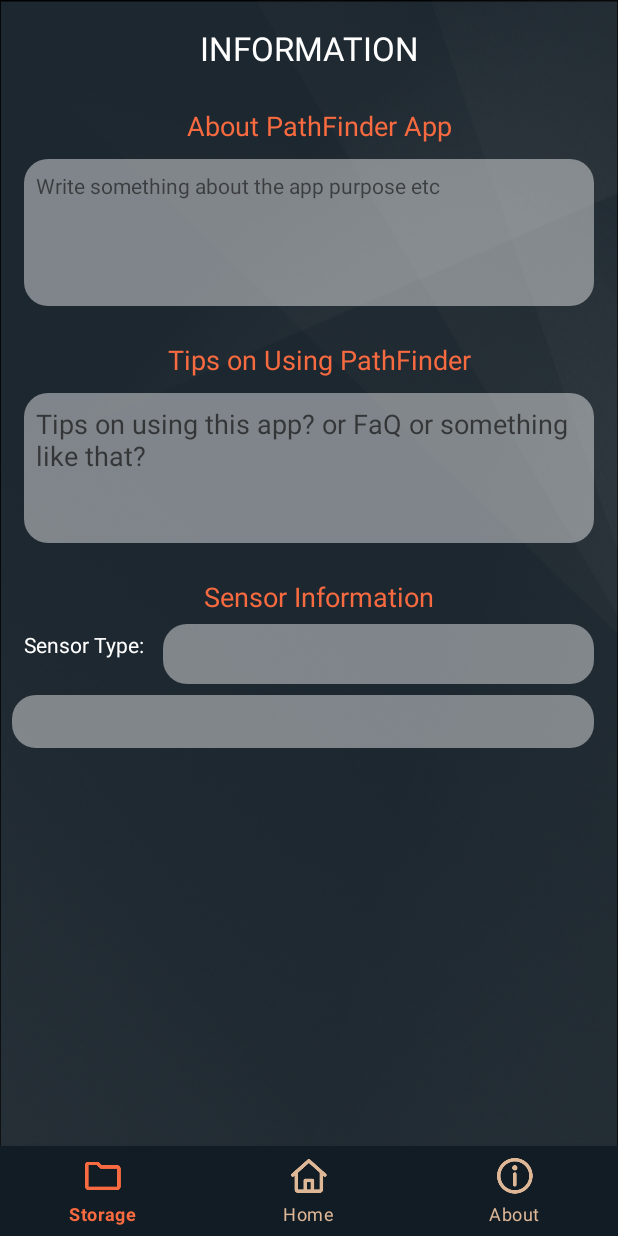
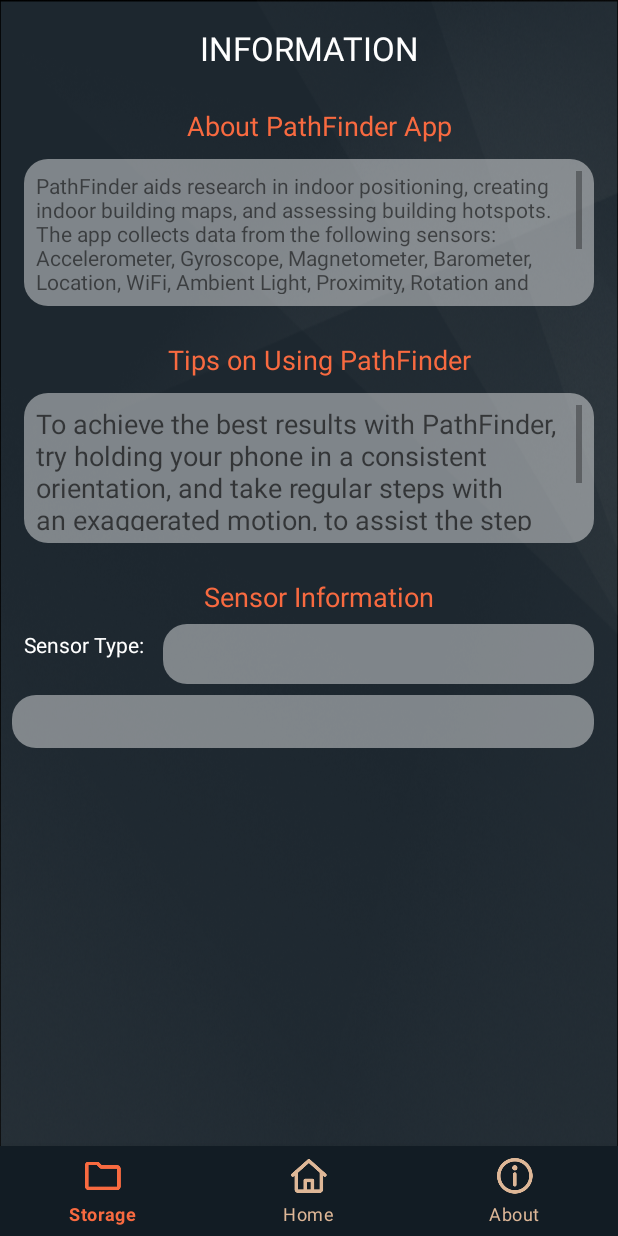
Before and after one commit to WestonEverett/DataCollectionPDR, an Android app: the layout activity_about.xml on its own in the app's theme, with its tools: preview values and no code run, on a phone screen of 412 x 824 dp. Run offline under Robolectric (Android 15) with nearby library versions, the phone set to English and light mode, and no system bars.

Commit message:
Commented on AltitudeEstimation.java and updated some strings in strings.xml Improved comments in DataCollection.java

```diff
--- a/app/src/main/java/com/example/datacollectionpdr/datacollectionandpreparation/DataCollection.java
+++ b/app/src/main/java/com/example/datacollectionpdr/datacollectionandpreparation/DataCollection.java
@@ -208,7 +208,7 @@
         //Scan for WiFi networks every interval and increment count
         long currentTimestamp = System.currentTimeMillis();
         if(currentTimestamp-lastTimestamp > WIFI_UPDATE_INTERVAL){
-            //Check that permissions have been given before asking for the WiFi scan results
+            //Check that permissions have been given before asking for the WiFi and location scan results
             if(ActivityCompat.checkSelfPermission(context, Manifest.permission.ACCESS_WIFI_STATE) == PackageManager.PERMISSION_GRANTED &&
                 ActivityCompat.checkSelfPermission(context, Manifest.permission.CHANGE_WIFI_STATE) == PackageManager.PERMISSION_GRANTED &&
                 ActivityCompat.checkSelfPermission(context, Manifest.permission.ACCESS_COARSE_LOCATION) == PackageManager.PERMISSION_GRANTED &&
--- a/app/src/main/res/values/strings.xml
+++ b/app/src/main/res/values/strings.xml
@@ -20,7 +20,6 @@
     <string name="attachment_summary_off">Only download attachments when manually requested</string>
 
     <string name="settings_description">If you wish to save recorded trajectories to your files select  Save to Files option. To send data to the server enter your id below. Wait for WiFi option allows you to choose to only send data when connected to WiFi.</string>
-    <string name="about_app">PathFinder is a tool meant to aid research in indoor positioning. The app collects data from the following sensors: Accelerometer, Gyroscope, Magnetometer, Barometer, Location, WiFi, Ambient Light, Proximity, Rotation and Activity data.\nThese data are used to trace your position as you walk around a building. The raw data and the path estimation are submitted to an online database. The path estimation is adjusted when starting and ending points are provided.</string>
     <!-- TODO: Increase the size of the above textview -->
     <string name="title_activity_maps">MapsActivity</string>
 
@@ -36,9 +35,13 @@
     <!-- About Page -->
     <string name="aboutPage_title">INFORMATION  </string>
     <string name="aboutApp_title"> About PathFinder App </string>
-    <string name="AboutApp_text"> Write something about the app purpose etc </string>
+    <string name="AboutApp_text"> PathFinder aids research in indoor positioning, creating indoor building maps, and assessing building hotspots.\nThe app collects data from the following sensors: Accelerometer, Gyroscope, Magnetometer, Barometer, Location, WiFi, Ambient Light, Proximity, Rotation and Activity data.\nThese data are used to trace your position as you walk around a building, and are submitted to an online database.</string>
     <string name="howToUse_title">Tips on Using PathFinder </string>
-    <string name="howToUse_text"> Tips on using this app? or FaQ or something like that?</string>
+    <string name="howToUse_text"> To achieve the best results with PathFinder, try holding your phone
+                                    in a consistent orientation, and take regular steps with an
+                                    exaggerated motion, to assist the step detection algorithms.
+                                    Recognising floor changes can take time, as such continuous floor
+                                    changes are discouraged.</string>
     <string name="sensorInfo_title">Sensor Information  </string>
     <string name="sensorInfo_type">Sensor Type: </string>
     <string name="text_spiner_init">Select Sensor Type</string>
```
Also changed, not shown: app/src/main/java/com/example/datacollectionpdr/pdrcalculation/AltitudeEstimation.java (+11 -2 lines).
